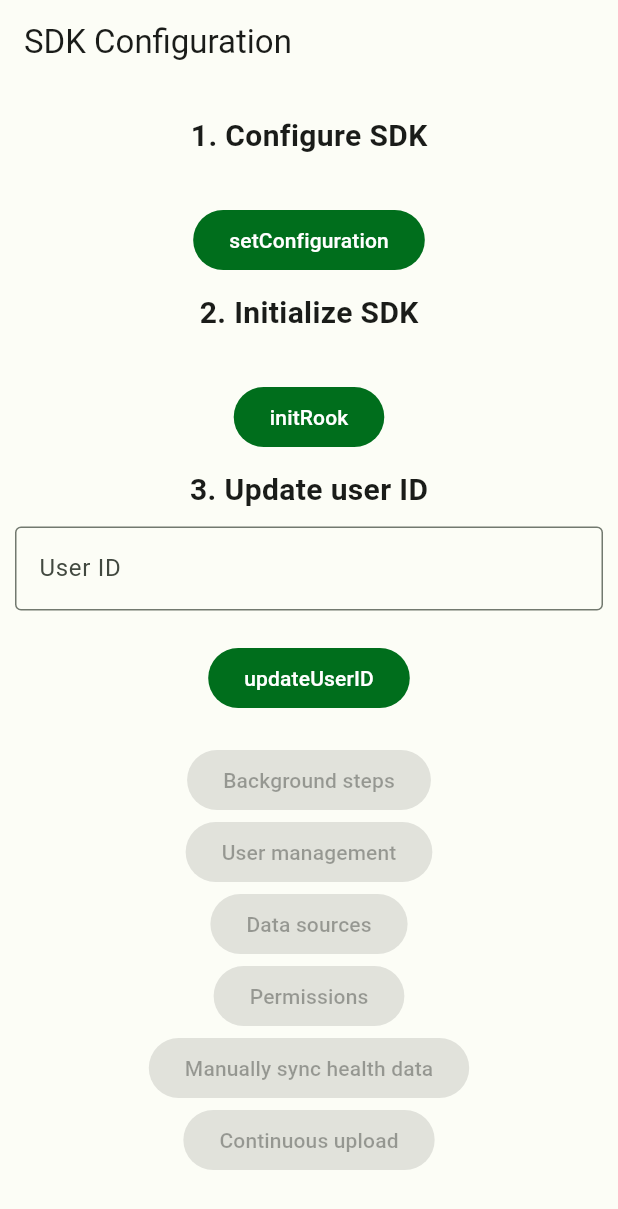
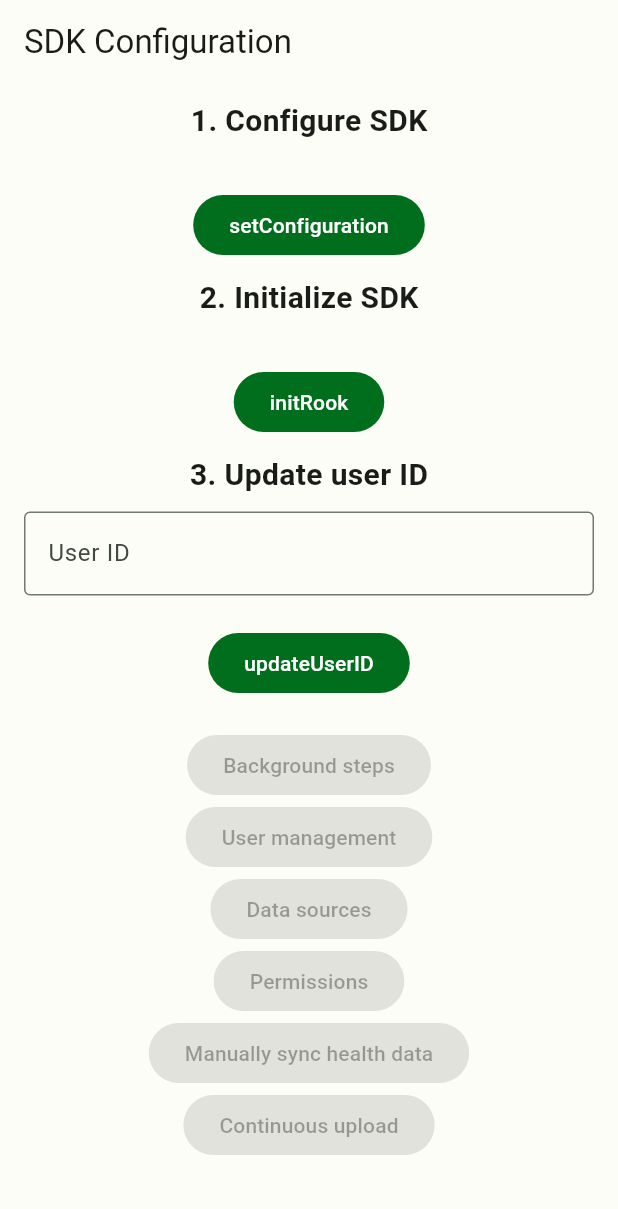
Before and after one commit to kingace2056/rook_demo_app_flutter_rook_sdk, a Flutter app: the screen it shows after launch, on a phone screen of 412 x 824 dp. Shown: the top 1209 px of the screen. Run offline on Flutter 3.47's test engine with Material 3 defaults, Android fonts, the phone set to English and light mode, and no system bars; our stand-ins replace focus_detector, shared_preferences; missing offline and left inert: app_settings, receive_intent, rook_sdk_apple_health, rook_sdk_core, rook_sdk_health_connect.

Commit message:
migrated to android 15

```diff
--- a/lib/common/widget/scrollable_scaffold.dart
+++ b/lib/common/widget/scrollable_scaffold.dart
@@ -2,7 +2,7 @@ import 'package:flutter/material.dart';
 
 class ScrollableScaffold extends StatelessWidget {
   final String name;
-  final double padding;
+  final EdgeInsets padding;
   final Alignment alignment;
   final Widget? floatingActionButton;
   final Widget child;
@@ -10,7 +10,7 @@ class ScrollableScaffold extends StatelessWidget {
   const ScrollableScaffold({
     Key? key,
     required this.name,
-    this.padding = 10,
+    this.padding = const EdgeInsets.symmetric(horizontal: 16, vertical: 0),
     this.alignment = Alignment.topCenter,
     this.floatingActionButton,
     required this.child,
@@ -18,21 +18,30 @@ class ScrollableScaffold extends StatelessWidget {
 
   @override
   Widget build(BuildContext context) {
+    final systemPadding = MediaQuery.of(context).padding;
+
     return Scaffold(
       appBar: AppBar(
         title: Text(name),
         leading: Navigator.of(context).canPop()
             ? IconButton(
-                onPressed: () => Navigator.of(context).pop(),
-                icon: const Icon(Icons.arrow_back_rounded),
-              )
+          onPressed: () => Navigator.of(context).pop(),
+          icon: const Icon(Icons.arrow_back_rounded),
+        )
             : null,
       ),
       floatingActionButton: floatingActionButton,
       body: Container(
-        padding: EdgeInsets.all(padding),
+        padding: padding +
+            EdgeInsets.fromLTRB(
+              systemPadding.left,
+              0,
+              systemPadding.right,
+              0,
+            ),
         alignment: alignment,
         child: SingleChildScrollView(
+          padding: EdgeInsets.fromLTRB(0, 0, 0, systemPadding.bottom),
           child: child,
         ),
       ),
```
Also changed, not shown: pubspec.yaml (+6 -6 lines), pubspec.lock, 5 other files.
